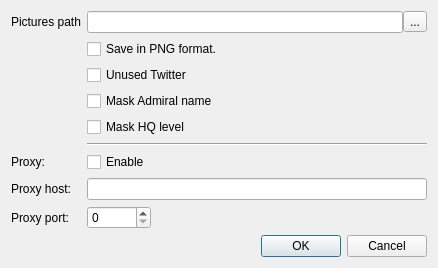
Before: the Qt Designer form settingsdialog.ui in ioriayane/KanmusuMemory, drawn with Qt 5.
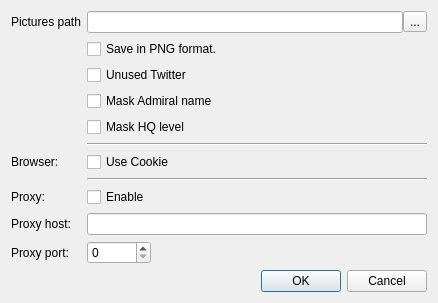
After: the same form once the commit is applied. Icons and pictures are not drawn.

The edit to the form file:
```diff
--- a/settingsdialog.ui
+++ b/settingsdialog.ui
@@ -7,7 +7,7 @@
     <x>0</x>
     <y>0</y>
     <width>438</width>
-    <height>228</height>
+    <height>290</height>
    </rect>
   </property>
   <property name="windowTitle">
@@ -93,38 +93,69 @@
        </property>
       </widget>
      </item>
-     <item row="5" column="1">
+     <item row="6" column="1">
+      <widget class="Line" name="line_3">
+       <property name="orientation">
+        <enum>Qt::Horizontal</enum>
+       </property>
+      </widget>
+     </item>
+     <item row="7" column="0">
+      <widget class="QLabel" name="proxyHostLabel_3">
+       <property name="text">
+        <string>Browser:</string>
+       </property>
+      </widget>
+     </item>
+     <item row="7" column="1">
+      <widget class="QCheckBox" name="useCookieCheckBox">
+       <property name="text">
+        <string>Use Cookie</string>
+       </property>
+       <property name="checked">
+        <bool>false</bool>
+       </property>
+      </widget>
+     </item>
+     <item row="8" column="1">
       <widget class="Line" name="line">
        <property name="orientation">
         <enum>Qt::Horizontal</enum>
        </property>
       </widget>
      </item>
-     <item row="6" column="0">
+     <item row="9" column="0">
       <widget class="QLabel" name="proxyHostLabel_2">
        <property name="text">
         <string>Proxy:</string>
        </property>
       </widget>
      </item>
-     <item row="7" column="0">
+     <item row="9" column="1">
+      <widget class="QCheckBox" name="proxyEnableCheckBox">
+       <property name="text">
+        <string>Enable</string>
+       </property>
+      </widget>
+     </item>
+     <item row="10" column="0">
       <widget class="QLabel" name="proxyHostLabel">
        <property name="text">
         <string>Proxy host:</string>
        </property>
       </widget>
      </item>
-     <item row="7" column="1">
+     <item row="10" column="1">
       <widget class="QLineEdit" name="proxyHost"/>
      </item>
-     <item row="8" column="0">
+     <item row="11" column="0">
       <widget class="QLabel" name="proxyPortLabel">
        <property name="text">
         <string>Proxy port:</string>
        </property>
       </widget>
      </item>
-     <item row="8" column="1">
+     <item row="11" column="1">
       <layout class="QHBoxLayout" name="horizontalLayout_2">
        <item>
         <widget class="QSpinBox" name="proxyPort">
@@ -151,13 +182,6 @@
        </item>
       </layout>
      </item>
-     <item row="6" column="1">
-      <widget class="QCheckBox" name="proxyEnableCheckBox">
-       <property name="text">
-        <string>Enable</string>
-       </property>
-      </widget>
-     </item>
     </layout>
    </item>
    <item>
```
Left out of the diff: 2 changed lines with no effect on the pictures.
